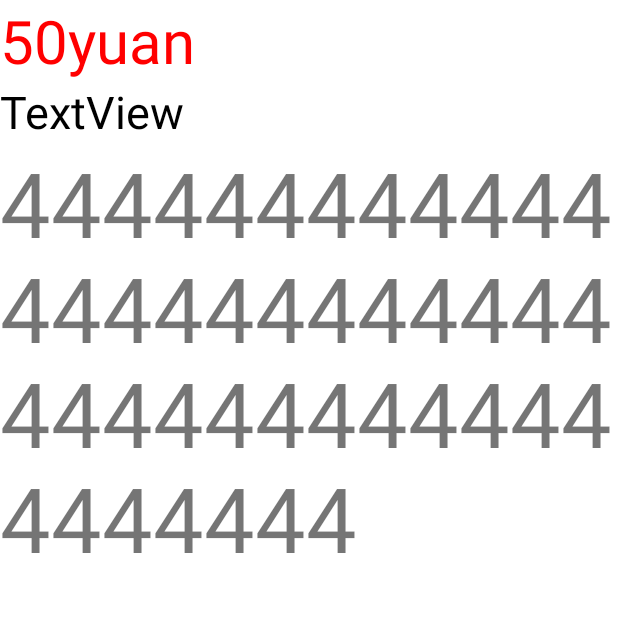
After one commit to OxYancy/Android_Xpy, an Android app: the GoodsActivity screen opened directly, with no data from a screen before it, on a phone screen of 412 x 824 dp, the top half of it. The commit adds this screen. Run offline under Robolectric (Android 15) with nearby library versions, the phone set to English and light mode, and no system bars; pictures from the network do not load; 4 statements that could not run were skipped.

Commit message:
商品详情页

```diff
--- /dev/null
+++ b/app/src/main/java/com/android3/xpy/GoodsActivity.java
@@ -0,0 +1,37 @@
+package com.android3.xpy;
+
+import androidx.appcompat.app.AppCompatActivity;
+
+import android.content.Context;
+import android.content.Intent;
+import android.os.Bundle;
+import android.widget.ImageView;
+import android.widget.TextView;
+
+import com.android3.xpy.entity.Goods;
+import com.bumptech.glide.Glide;
+
+public class GoodsActivity extends AppCompatActivity {
+    private ImageView imageView;
+    private TextView tv_price;
+    private TextView tv_name;
+    private TextView tv_desc;
+
+    @Override
+    protected void onCreate(Bundle savedInstanceState) {
+        super.onCreate(savedInstanceState);
+        setContentView(R.layout.activity_goods);
+        imageView = findViewById(R.id.image);
+        tv_name = findViewById(R.id.name);
+        tv_price = findViewById(R.id.price);
+        tv_desc = findViewById(R.id.desc);
+
+
+        Goods goods = (Goods) getIntent().getSerializableExtra("goods");
+        tv_name.setText(goods.getName().toString().trim());
+        tv_price.setText(goods.getPrice().toString().trim());
+        tv_desc.setText(goods.getDescription().toString().trim());
+        Glide.with(getApplicationContext()).load(goods.getIcon().toString()).into(imageView);
+
+    }
+}
--- a/app/src/main/java/com/android3/xpy/entity/Goods.java
+++ b/app/src/main/java/com/android3/xpy/entity/Goods.java
@@ -2,6 +2,8 @@ package com.android3.xpy.entity;
 
 import com.google.gson.annotations.Expose;
 import com.google.gson.annotations.SerializedName;
+
+import java.io.Serializable;
 
 /**
  * @Authur : Yancy
@@ -10,7 +12,7 @@ import com.google.gson.annotations.SerializedName;
  * @Desc :
  */
 
-public class Goods {
+public class Goods implements Serializable {
 
 
     @SerializedName("id")
--- a/app/src/main/java/com/android3/xpy/fragment/MyFragment.java
+++ b/app/src/main/java/com/android3/xpy/fragment/MyFragment.java
@@ -7,6 +7,8 @@ import android.view.ViewGroup;
 import android.widget.TextView;
 
 import androidx.fragment.app.Fragment;
+
+import com.android3.xpy.R;
 
 
 /**
@@ -26,9 +28,10 @@ public class MyFragment extends Fragment {
     @Override
     public View onCreateView(LayoutInflater inflater, ViewGroup container,
                              Bundle savedInstanceState) {
+        View view = inflater.inflate(R.layout.fragment_my, container, false);
         TextView textView = new TextView(getActivity());
         textView.setText("my");
-        return textView;
+        return view;
     }
 
     public static MyFragment newInstance() {
--- /dev/null
+++ b/app/src/main/res/drawable/ic_arrow_back_black_24dp.xml
@@ -0,0 +1,5 @@
+<vector android:height="24dp" android:tint="#FFFFFF"
+    android:viewportHeight="24.0" android:viewportWidth="24.0"
+    android:width="24dp" xmlns:android="http://schemas.android.com/apk/res/android">
+    <path android:fillColor="#FF000000" android:pathData="M20,11H7.83l5.59,-5.59L12,4l-8,8 8,8 1.41,-1.41L7.83,13H20v-2z"/>
+</vector>
--- /dev/null
+++ b/app/src/main/res/layout/activity_goods.xml
@@ -0,0 +1,52 @@
+<?xml version="1.0" encoding="utf-8"?>
+<LinearLayout xmlns:android="http://schemas.android.com/apk/res/android"
+    xmlns:app="http://schemas.android.com/apk/res-auto"
+    xmlns:tools="http://schemas.android.com/tools"
+    android:layout_width="match_parent"
+    android:layout_height="match_parent"
+    android:orientation="vertical">
+
+
+    <ImageView
+        android:id="@+id/image"
+        android:layout_width="match_parent"
+        android:layout_height="wrap_content"
+        tools:srcCompat="@tools:sample/avatars[5]" />
+
+
+    <TextView
+        android:id="@+id/price"
+        android:layout_width="match_parent"
+        android:layout_height="wrap_content"
+        android:text="50yuan"
+        android:textColor="#f00"
+        android:textSize="40dp" />
+
+    <ScrollView
+        android:layout_width="match_parent"
+        android:layout_height="match_parent">
+
+        <LinearLayout
+            android:layout_width="match_parent"
+            android:orientation="vertical"
+            android:layout_height="wrap_content">
+
+
+            <TextView
+                android:id="@+id/name"
+                android:layout_width="match_parent"
+                android:layout_height="wrap_content"
+                android:text="TextView"
+                android:textColor="#000"
+                android:textSize="30dp" />
+
+            <TextView
+                android:id="@+id/desc"
+                android:layout_width="match_parent"
+                android:layout_height="wrap_content"
+                android:text="4444444444444444444444444444444444444444444"
+                android:textSize="60dp" />
+        </LinearLayout>
+
+    </ScrollView>
+</LinearLayout>
--- a/app/src/main/res/layout/fragment_home.xml
+++ b/app/src/main/res/layout/fragment_home.xml
@@ -23,7 +23,8 @@
     <androidx.recyclerview.widget.RecyclerView
         android:id="@+id/shopList"
         android:layout_width="match_parent"
-        android:layout_height="match_parent">
+        android:layout_height="match_parent"
+        android:paddingBottom="30dp">
 
     </androidx.recyclerview.widget.RecyclerView>
 </LinearLayout>
```
Also changed, not shown: app/build.gradle (+12 -0 lines), app/src/main/AndroidManifest.xml (+5 -2 lines), app/src/main/java/com/android3/xpy/entity/DefaultGroupedItem.java (added, +49 -0 lines), app/src/main/java/com/android3/xpy/entity/Info.java (added, +50 -0 lines), app/src/main/java/com/android3/xpy/fragment/HomeFragment.java (+7 -4 lines), app/src/main/java/com/android3/xpy/fragment/SearchFragment.java (+27 -2 lines), app/src/main/res/layout/fragment_my.xml (+52 -6 lines), app/src/main/res/layout/fragment_search.xml (+11 -4 lines), app/src/main/res/drawable/my_avatar.png (added).
